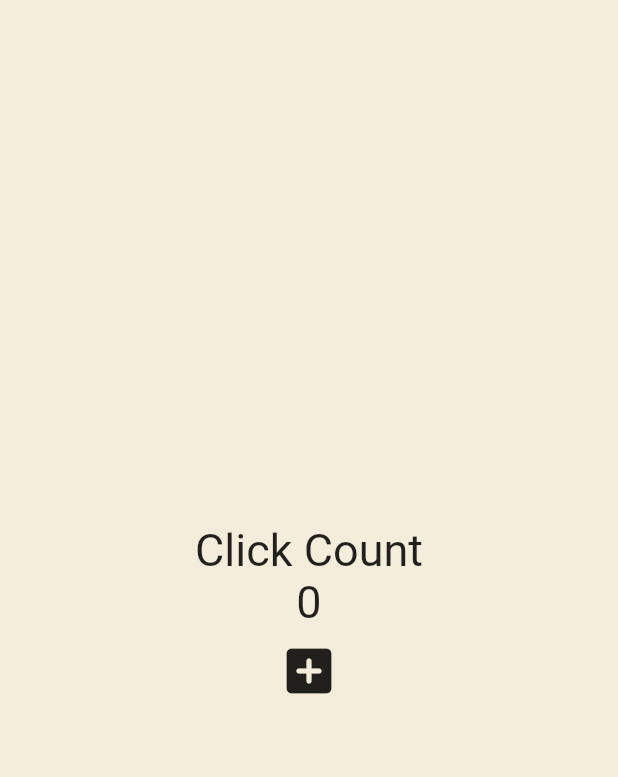
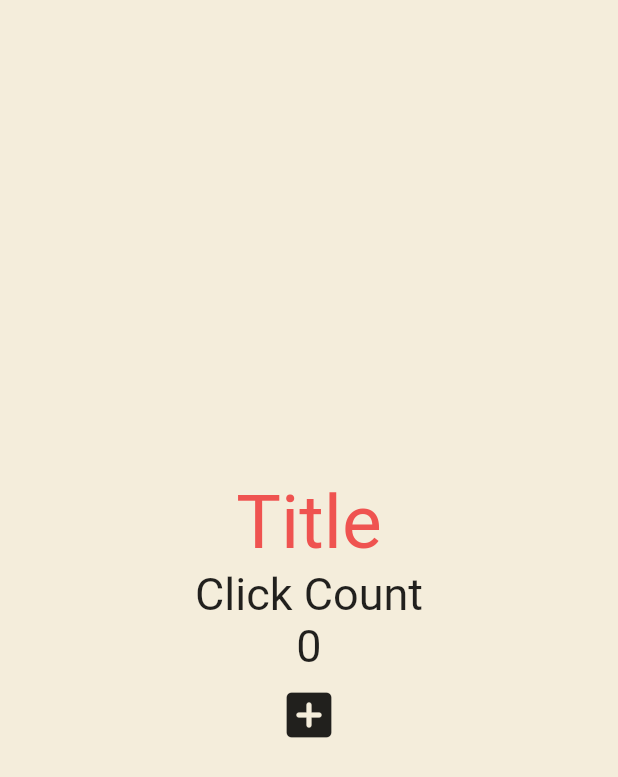
Before and after one commit to yeonghoonPark/flutter_stateful_tut, a Flutter app: the screen it shows after launch, on a phone screen of 412 x 824 dp. Shown: the top 777 px of the screen. Run offline on Flutter 3.47's test engine with Material 2 defaults, Android fonts, the phone set to English and light mode, and no system bars.

Commit message:
[feature] about ThemeData and of(context)

```diff
--- a/lib/main.dart
+++ b/lib/main.dart
@@ -25,12 +25,20 @@
   @override
   Widget build(BuildContext context) {
     return MaterialApp(
+      theme: ThemeData(
+        textTheme: TextTheme(
+            titleLarge: TextStyle(
+          fontSize: 50,
+          color: Colors.red[400],
+        )),
+      ),
       home: Scaffold(
         backgroundColor: const Color(0xFFF4EDDB),
         body: Center(
           child: Column(
             mainAxisAlignment: MainAxisAlignment.center,
             children: [
+              const MyLargeTitle(),
               const Text(
                 'Click Count',
                 style: TextStyle(fontSize: 30),
@@ -52,3 +60,20 @@
     );
   }
 }
+
+class MyLargeTitle extends StatelessWidget {
+  const MyLargeTitle({
+    super.key,
+  });
+
+  @override
+  Widget build(BuildContext context) {
+    return Text(
+      'Title',
+      style: TextStyle(
+        fontSize: 50,
+        color: Theme.of(context).textTheme.titleLarge!.color,
+      ),
+    );
+  }
+}
```
